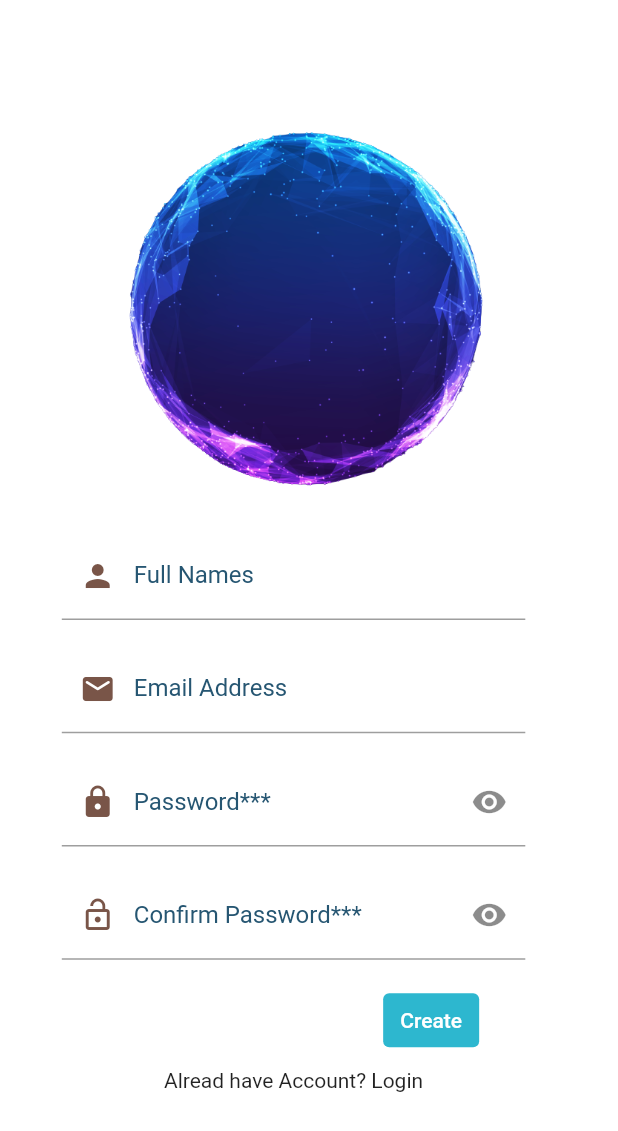
After one commit to Blom4/i_tour, a Flutter app: the screen it shows after launch, after a tap on "Not have an account? Register", on a phone screen of 412 x 824 dp. The commit adds this screen. Shown: the top 1131 px of the screen. Run offline on Flutter 3.47's test engine with Material 2 defaults, Android fonts, the phone set to English and light mode, and no system bars; our stand-ins replace firebase_core, flip_card, flutter_rating_stars, flutter_riverpod, flutter_svg, geolocator and 3 more; missing offline and left inert: fab_circular_menu, flutter_google_places, flutter_polyline_points, google_api_headers, google_maps_webservice; accounts and stored records are empty.

Commit message:
added reg page

```diff
--- a/lib/screens/Login/login_screen.dart
+++ b/lib/screens/Login/login_screen.dart
@@ -2,6 +2,8 @@ import 'package:flutter/material.dart';
 import 'package:flutter_riverpod/flutter_riverpod.dart';
 import 'package:get/get.dart';
 import 'package:i_tour/screens/Login/background.dart';
+import 'package:i_tour/screens/Registration/Registration.dart';
+import 'package:i_tour/screens/home_page.dart';
 
 class LoginScreen extends ConsumerWidget {
   const LoginScreen({super.key});
@@ -33,8 +35,8 @@ class LoginScreen extends ConsumerWidget {
                 // ),
                 //Form
                 Container(
-                  width: width*0.9,
-                  padding:EdgeInsets.only(left: width*0.1),
+                  width: width * 0.9,
+                  padding: EdgeInsets.only(left: width * 0.1),
                   child: Form(
                     child: Column(
                       children: [
@@ -66,16 +68,40 @@ class LoginScreen extends ConsumerWidget {
                         const SizedBox(
                           height: 20,
                         ),
-                         //login button
+                        //login button
                         TextButton(
                           style: TextButton.styleFrom(
-                            backgroundColor: Color.fromARGB(255, 80, 158, 189)
-                          ),
-                          onPressed: () {},
+                              backgroundColor:
+                                  Color.fromARGB(255, 80, 158, 189)),
+                          onPressed: () {
+                            Navigator.push(context, MaterialPageRoute(
+                              builder: (context) {
+                                return const HomePage();
+                              },
+                            ));
+                          },
                           //style: ElevatedButton.styleFrom(),
                           child: const Text(
                             "Login",
                             style: TextStyle(color: Colors.white),
+                          ),
+                        ),
+                        // SizedBox(height: height*0.01,),
+                        TextButton(
+                          // style: TextButton.styleFrom(
+                          //     backgroundColor:
+                          //         Color.fromARGB(255, 80, 158, 189)),
+                          onPressed: () {
+                            Navigator.push(context, MaterialPageRoute(
+                              builder: (context) {
+                                return const Registration();
+                              },
+                            ));
+                          },
+                          //style: ElevatedButton.styleFrom(),
+                          child: const Text(
+                            "Not have an account? Register",
+                            style: TextStyle(color: Colors.blue),
                           ),
                         ),
                       ],
--- /dev/null
+++ b/lib/screens/Registration/Registration.dart
@@ -0,0 +1,161 @@
+import 'package:flutter/material.dart';
+import 'package:flutter/src/widgets/framework.dart';
+import 'package:flutter/src/widgets/placeholder.dart';
+import 'package:i_tour/screens/Login/login_screen.dart';
+
+class Registration extends StatefulWidget {
+  const Registration({super.key});
+
+  @override
+  State<Registration> createState() => _RegistrationState();
+}
+
+class _RegistrationState extends State<Registration> {
+  final nameController = TextEditingController();
+  final emailController = TextEditingController();
+  final passwordController = TextEditingController();
+  final repasswordController = TextEditingController();
+  bool isObscure = true;
+  @override
+  Widget build(BuildContext context) {
+    final width = MediaQuery.of(context).copyWith().size.width;
+    final height = MediaQuery.of(context).copyWith().size.height;
+
+    return Scaffold(
+      backgroundColor: Colors.white,
+      body: SingleChildScrollView(
+        child: Column(
+          // alignment: WrapAlignment.start,
+          // crossAxisAlignment: WrapCrossAlignment.start,
+          // runAlignment: WrapAlignment.spaceEvenly,
+          children: <Widget>[
+            Padding(
+              padding: EdgeInsets.only(top: height * 0.1, left: width * 0.14),
+              child: Image.asset(
+                "assets/sphere.png",
+                width: width * 0.6,
+              ),
+            ),
+            Container(
+              padding: EdgeInsets.only(left: width * 0.1, top: height * 0.03),
+              width: width * 0.85,
+              child: Form(
+                  child: Column(
+                mainAxisAlignment: MainAxisAlignment.start,
+                crossAxisAlignment: CrossAxisAlignment.start,
+                children: <Widget>[
+                  TextFormField(
+                    controller: nameController,
+                    decoration: const InputDecoration(
+                        border: UnderlineInputBorder(),
+                        labelStyle:
+                            TextStyle(color: Color.fromARGB(255, 38, 86, 114)),
+                        prefixIcon: Icon(
+                          Icons.person,
+                          color: Colors.brown,
+                        ),
+                        labelText: "Full Names"),
+                  ),
+                  SizedBox(
+                    height: height * 0.02,
+                  ),
+                  TextFormField(
+                    controller: emailController,
+                    decoration: const InputDecoration(
+                        border: UnderlineInputBorder(),
+                        labelStyle:
+                            TextStyle(color: Color.fromARGB(255, 38, 86, 114)),
+                        prefixIcon: Icon(
+                          Icons.email_rounded,
+                          color: Colors.brown,
+                        ),
+                        labelText: "Email Address"),
+                  ),
+                  SizedBox(
+                    height: height * 0.02,
+                  ),
+                  TextFormField(
+                    controller: passwordController,
+                    obscureText: isObscure,
+                    decoration: InputDecoration(
+                        border: const UnderlineInputBorder(),
+                        labelStyle: const TextStyle(
+                            color: Color.fromARGB(255, 38, 86, 114)),
+                        prefixIcon: const Icon(
+                          Icons.lock,
+                          color: Colors.brown,
+                        ),
+                        suffixIcon: IconButton(
+                          icon: Icon(isObscure
+                              ? Icons.visibility
+                              : Icons.visibility_off),
+                          onPressed: () {
+                            setState(() {
+                              isObscure = !isObscure;
+                            });
+                          },
+                        ),
+                        labelText: "Password***"),
+                  ),
+                  SizedBox(
+                    height: height * 0.02,
+                  ),
+                  TextFormField(
+                    controller: repasswordController,
+                    obscureText: isObscure,
+                    decoration: InputDecoration(
+                        border: const UnderlineInputBorder(),
+                        labelStyle: const TextStyle(
+                            color: Color.fromARGB(255, 38, 86, 114)),
+                        prefixIcon: const Icon(
+                          Icons.lock_open,
+                          color: Colors.brown,
+                        ),
+                        suffixIcon: IconButton(
+                          icon: Icon(isObscure
+                              ? Icons.visibility
+                              : Icons.visibility_off),
+                          onPressed: () {
+                            setState(() {
+                              isObscure = !isObscure;
+                            });
+                          },
+                        ),
+                        labelText: "Confirm Password***"),
+                  ),
+                  SizedBox(
+                    height: height * 0.02,
+                  ),
+                  Padding(
+                      padding: EdgeInsets.only(left: width * 0.52),
+                      child: TextButton(
+                          style: TextButton.styleFrom(
+                              backgroundColor:
+                                  const Color.fromARGB(255, 45, 183, 207)),
+                          onPressed: () {},
+                          child: const Text(
+                            "Create",
+                            style: TextStyle(color: Colors.white),
+                          ))),
+                  SizedBox(
+                    height: height * 0.01,
+                  ),
+                  Center(
+                      child: GestureDetector(
+                          onTap: () {
+                            Navigator.push(context, MaterialPageRoute(
+                              builder: (context) {
+                                return const LoginScreen();
+                              },
+                            ));
+                          },
+                          child: Text("Alread have Account? Login")))
+                ],
+              )),
+            ),
+          ],
+        ),
+      ),
+    );
+  }
+}
```
Also changed, not shown: assets/1030.jpg (added), assets/sphere.png (added), lib/screens/Registration/Background.dart (added), 1 other file.
